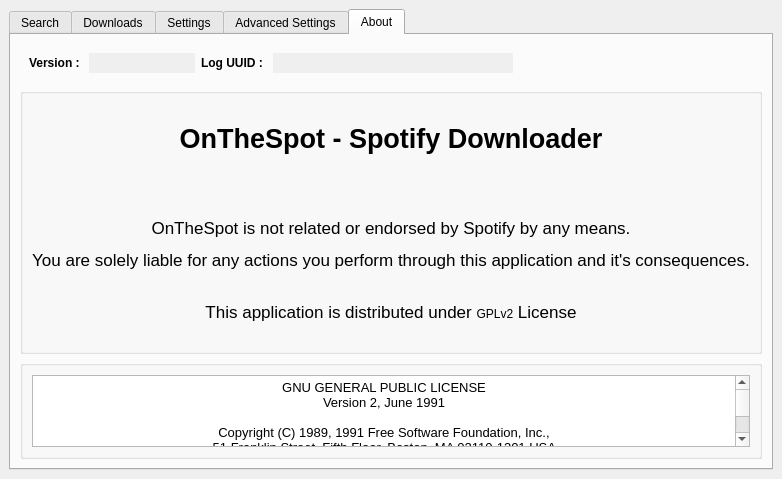
First picture: the form in src/onthespot/gui/qtui/main.ui, repository justin025/onthespot, before the edit.
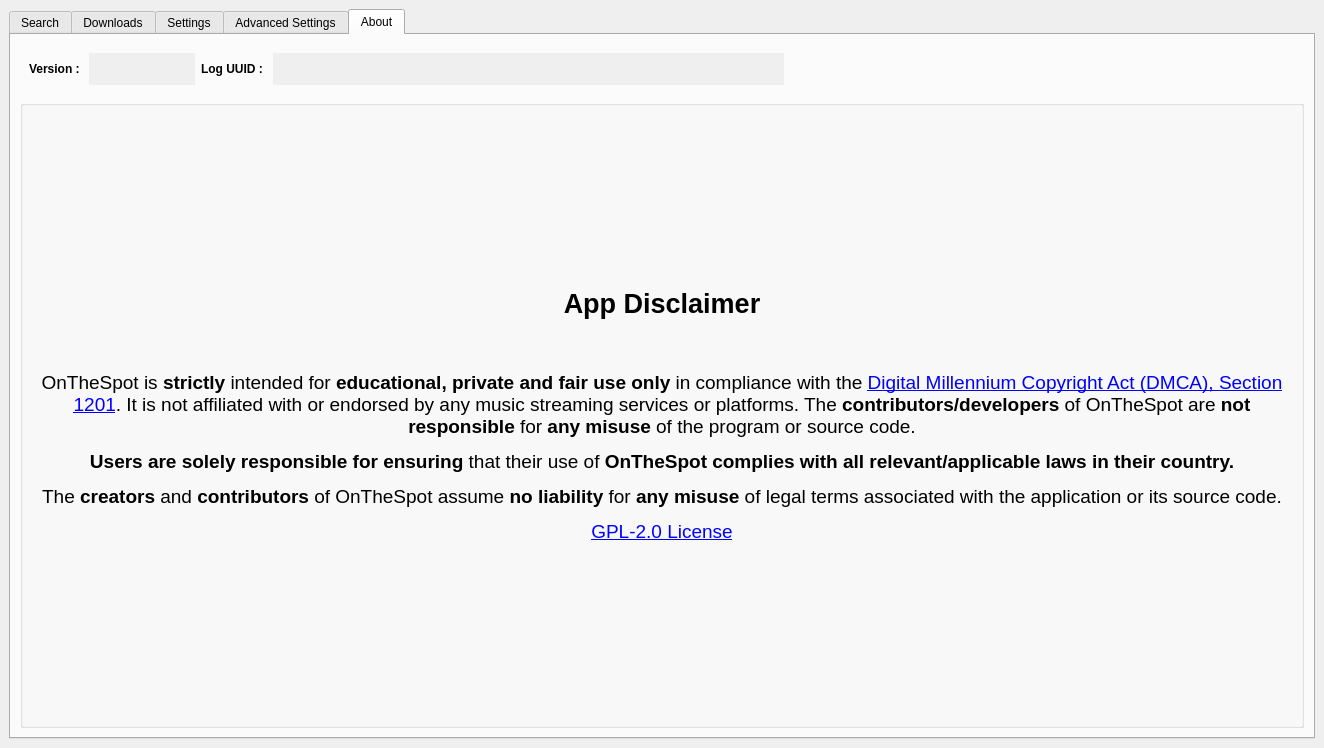
Second picture: the form after the edit. The open tabs and pages were chosen to show the change. Icons and pictures are not drawn.

Diff of the .ui file:
```diff
--- a/src/onthespot/gui/qtui/main.ui
+++ b/src/onthespot/gui/qtui/main.ui
@@ -9,8 +9,8 @@
    <rect>
     <x>0</x>
     <y>0</y>
-    <width>782</width>
-    <height>479</height>
+    <width>1324</width>
+    <height>748</height>
    </rect>
   </property>
   <property name="windowTitle">
@@ -3114,6 +3114,12 @@
             <height>0</height>
            </size>
           </property>
+          <property name="maximumSize">
+           <size>
+            <width>16777215</width>
+            <height>50</height>
+           </size>
+          </property>
           <property name="frameShape">
            <enum>QFrame::NoFrame</enum>
           </property>
@@ -3199,9 +3205,21 @@
           </property>
           <layout class="QVBoxLayout" name="verticalLayout_15">
            <item>
-            <widget class="QLabel" name="label_about">
+            <widget class="QLabel" name="ots_disclaimer_label">
+             <property name="sizePolicy">
+              <sizepolicy hsizetype="Preferred" vsizetype="Preferred">
+               <horstretch>0</horstretch>
+               <verstretch>0</verstretch>
+              </sizepolicy>
+             </property>
              <property name="text">
-              <string>&lt;html&gt;&lt;head/&gt;&lt;body style=&quot;text-align:center; font-size:13pt&quot;&gt;&lt;p&gt;&lt;br/&gt;&lt;span style=&quot; font-size:20pt;&quot;&gt;&lt;strong&gt;OnTheSpot - Spotify Downloader&lt;/strong&gt;&lt;/span&gt;&lt;/p&gt;&lt;p&gt;&lt;br/&gt;&lt;/p&gt;&lt;p&gt;&lt;span&gt;OnTheSpot is not related or endorsed by Spotify by any means.&lt;/span&gt;&lt;/p&gt;&lt;p&gt;&lt;span&gt;You are solely liable for any actions you perform through this application and it's consequences.&lt;/span&gt;&lt;br/&gt;&lt;/p&gt;&lt;p &gt;&lt;span&quot;&gt;This application is distributed under &lt;/span&gt;&lt;span style=&quot;font-size:12px;&quot;&gt;GPLv2&lt;/span&gt;&lt;span&gt; License&lt;/span&gt;&lt;br/&gt;&lt;/p&gt;&lt;/body&gt;&lt;/html&gt;</string>
+              <string>&lt;html&gt;&lt;head/&gt;&lt;body&gt;&lt;p align=&quot;center&quot;&gt;&lt;span style=&quot; font-size:20pt; font-weight:600;&quot;&gt;App Disclaimer&lt;/span&gt;&lt;/p&gt;&lt;p align=&quot;center&quot;&gt;&lt;br/&gt;&lt;/p&gt;&lt;p align=&quot;center&quot;&gt;&lt;span style=&quot; font-size:14pt;&quot;&gt;OnTheSpot is &lt;/span&gt;&lt;span style=&quot; font-size:14pt; font-weight:600;&quot;&gt;strictly &lt;/span&gt;&lt;span style=&quot; font-size:14pt;&quot;&gt;intended for &lt;/span&gt;&lt;span style=&quot; font-size:14pt; font-weight:600;&quot;&gt;educational, private and fair use only &lt;/span&gt;&lt;span style=&quot; font-size:14pt;&quot;&gt;in compliance with the &lt;/span&gt;&lt;a href=&quot;https://www.copyright.gov/dmca/&quot;&gt;&lt;span style=&quot; font-size:14pt; text-decoration: underline; color:#0000ff;&quot;&gt;Digital Millennium Copyright Act (DMCA), Section 1201&lt;/span&gt;&lt;/a&gt;&lt;span style=&quot; font-size:14pt;&quot;&gt;. It is not affiliated with or endorsed by any music streaming services or platforms. The &lt;/span&gt;&lt;span style=&quot; font-size:14pt; font-weight:600;&quot;&gt;contributors/developers &lt;/span&gt;&lt;span style=&quot; font-size:14pt;&quot;&gt;of OnTheSpot are &lt;/span&gt;&lt;span style=&quot; font-size:14pt; font-weight:600;&quot;&gt;not responsible &lt;/span&gt;&lt;span style=&quot; font-size:14pt;&quot;&gt;for &lt;/span&gt;&lt;span style=&quot; font-size:14pt; font-weight:600;&quot;&gt;any misuse &lt;/span&gt;&lt;span style=&quot; font-size:14pt;&quot;&gt;of the program or source code.&lt;/span&gt;&lt;/p&gt;&lt;p align=&quot;center&quot;&gt;&lt;span style=&quot; font-size:14pt; font-weight:600;&quot;&gt;Users are solely responsible for ensuring &lt;/span&gt;&lt;span style=&quot; font-size:14pt;&quot;&gt;that their use of &lt;/span&gt;&lt;span style=&quot; font-size:14pt; font-weight:600;&quot;&gt;OnTheSpot complies with all relevant/applicable laws in their country.&lt;/span&gt;&lt;/p&gt;&lt;p align=&quot;center&quot;&gt;&lt;span style=&quot; font-size:14pt;&quot;&gt;The &lt;/span&gt;&lt;span style=&quot; font-size:14pt; font-weight:600;&quot;&gt;creators &lt;/span&gt;&lt;span style=&quot; font-size:14pt;&quot;&gt;and &lt;/span&gt;&lt;span style=&quot; font-size:14pt; font-weight:600;&quot;&gt;contributors &lt;/span&gt;&lt;span style=&quot; font-size:14pt;&quot;&gt;of OnTheSpot assume &lt;/span&gt;&lt;span style=&quot; font-size:14pt; font-weight:600;&quot;&gt;no liability &lt;/span&gt;&lt;span style=&quot; font-size:14pt;&quot;&gt;for &lt;/span&gt;&lt;span style=&quot; font-size:14pt; font-weight:600;&quot;&gt;any misuse &lt;/span&gt;&lt;span style=&quot; font-size:14pt;&quot;&gt;of legal terms associated with the application or its source code.&lt;/span&gt;&lt;/p&gt;&lt;p align=&quot;center&quot;&gt;&lt;a href=&quot;https://www.gnu.org/licenses/old-licenses/gpl-2.0.en.html#SEC1&quot;&gt;&lt;span style=&quot; font-size:14pt; text-decoration: underline; color:#0000ff;&quot;&gt;GPL-2.0 License&lt;/span&gt;&lt;/a&gt;&lt;/p&gt;&lt;/body&gt;&lt;/html&gt;</string>
+             </property>
+             <property name="scaledContents">
+              <bool>false</bool>
+             </property>
+             <property name="wordWrap">
+              <bool>true</bool>
              </property>
              <property name="openExternalLinks">
               <bool>true</bool>
@@ -3211,41 +3229,6 @@
           </layout>
          </widget>
         </item>
-        <item>
-         <widget class="QGroupBox" name="license_container">
-          <property name="title">
-           <string/>
-          </property>
-          <property name="flat">
-           <bool>true</bool>
-          </property>
-          <layout class="QHBoxLayout" name="horizontalLayout_14">
-           <item>
-            <widget class="QTextEdit" name="text_license">
-             <property name="minimumSize">
-              <size>
-               <width>0</width>
-               <height>0</height>
-              </size>
-             </property>
-             <property name="autoFillBackground">
-              <bool>true</bool>
-             </property>
-             <property name="readOnly">
-              <bool>true</bool>
-             </property>
-             <property name="html">
-              <string>&lt;!DOCTYPE HTML PUBLIC &quot;-//W3C//DTD HTML 4.0//EN&quot; &quot;http://www.w3.org/TR/REC-html40/strict.dtd&quot;&gt;
-&lt;html&gt;&lt;head&gt;&lt;meta name=&quot;qrichtext&quot; content=&quot;1&quot; /&gt;&lt;style type=&quot;text/css&quot;&gt;
-p, li { white-space: pre-wrap; }
-&lt;/style&gt;&lt;/head&gt;&lt;body style=&quot; font-family:'Sans Serif'; font-size:9pt; font-weight:400; font-style:normal;&quot;&gt;
-&lt;p align=&quot;center&quot; style=&quot; margin-top:12px; margin-bottom:12px; margin-left:0px; margin-right:0px; -qt-block-indent:0; text-indent:0px;&quot;&gt;&lt;span style=&quot; font-family:'monospace'; font-size:10pt;&quot;&gt;GNU GENERAL PUBLIC LICENSE&lt;br /&gt;Version 2, June 1991 &lt;br /&gt;&lt;br /&gt;Copyright (C) 1989, 1991 Free Software Foundation, Inc., &lt;br /&gt;51 Franklin Street, Fifth Floor, Boston, MA 02110-1301 USA &lt;br /&gt;Everyone is permitted to copy and distribute verbatim copies &lt;br /&gt;of this license document, but changing it is not allowed. &lt;br /&gt;&lt;br /&gt;Preamble &lt;br /&gt;&lt;br /&gt;The licenses for most software are designed to take away your &lt;br /&gt;freedom to share and change it.  By contrast, the GNU General Public &lt;br /&gt;License is intended to guarantee your freedom to share and change free &lt;br /&gt;software--to make sure the software is free for all its users.  This &lt;br /&gt;General Public License applies to most of the Free Software &lt;br /&gt;Foundation's software and to any other program whose authors commit to &lt;br /&gt;using it.  (Some other Free Software Foundation software is covered by &lt;br /&gt;the GNU Lesser General Public License instead.)  You can apply it to &lt;br /&gt;your programs, too. &lt;br /&gt;&lt;br /&gt;When we speak of free software, we are referring to freedom, not &lt;br /&gt;price.  Our General Public Licenses are designed to make sure that you &lt;br /&gt;have the freedom to distribute copies of free software (and charge for &lt;br /&gt;this service if you wish), that you receive source code or can get it &lt;br /&gt;if you want it, that you can change the software or use pieces of it &lt;br /&gt;in new free programs; and that you know you can do these things. &lt;br /&gt;&lt;br /&gt;To protect your rights, we need to make restrictions that forbid &lt;br /&gt;anyone to deny you these rights or to ask you to surrender the rights. &lt;br /&gt;These restrictions translate to certain responsibilities for you if you &lt;br /&gt;distribute copies of the software, or if you modify it. &lt;br /&gt;&lt;br /&gt;For example, if you distribute copies of such a program, whether &lt;br /&gt;gratis or for a fee, you must give the recipients all the rights that &lt;br /&gt;you have.  You must make sure that they, too, receive or can get the &lt;br /&gt;source code.  And you must show them these terms so they know their &lt;br /&gt;rights. &lt;br /&gt;&lt;br /&gt;We protect your rights with two steps: (1) copyright the software, and &lt;br /&gt;(2) offer you this license which gives you legal permission to copy, &lt;br /&gt;distribute and/or modify the software. &lt;br /&gt;&lt;br /&gt;Also, for each author's protection and ours, we want to make certain &lt;br /&gt;that everyone understands that there is no warranty for this free &lt;br /&gt;software.  If the software is modified by someone else and passed on, we &lt;br /&gt;want its recipients to know that what they have is not the original, so &lt;br /&gt;that any problems introduced by others will not reflect on the original &lt;br /&gt;authors' reputations. &lt;br /&gt;&lt;br /&gt;Finally, any free program is threatened constantly by software &lt;br /&gt;patents.  We wish to avoid the danger that redistributors of a free &lt;br /&gt;program will individually obtain patent licenses, in effect making the &lt;br /&gt;program proprietary.  To prevent this, we have made it clear that any &lt;br /&gt;patent must be licensed for everyone's free use or not licensed at all. &lt;br /&gt;&lt;br /&gt;The precise terms and conditions for copying, distribution and &lt;br /&gt;modification follow. &lt;br /&gt;&lt;br /&gt;GNU GENERAL PUBLIC LICENSE &lt;br /&gt;TERMS AND CONDITIONS FOR COPYING, DISTRIBUTION AND MODIFICATION &lt;br /&gt;&lt;br /&gt;0. This License applies to any program or other work which contains &lt;br /&gt;a notice placed by the copyright holder saying it may be distributed &lt;br /&gt;under the terms of this General Public License.  The &amp;quot;Program&amp;quot;, below, &lt;br /&gt;refers to any such program or work, and a &amp;quot;work based on the Program&amp;quot; &lt;br /&gt;means either the Program or any derivative work under copyright law: &lt;br /&gt;that is to say, a work containing the Program or a portion of it, &lt;br /&gt;either verbatim or with modifications and/or translated into another &lt;br /&gt;language.  (Hereinafter, translation is included without limitation in &lt;br /&gt;the term &amp;quot;modification&amp;quot;.)  Each licensee is addressed as &amp;quot;you&amp;quot;. &lt;br /&gt;&lt;br /&gt;Activities other than copying, distribution and modification are not &lt;br /&gt;covered by this License; they are outside its scope.  The act of &lt;br /&gt;running the Program is not restricted, and the output from the Program &lt;br /&gt;is covered only if its contents constitute a work based on the &lt;br /&gt;Program (independent of having been made by running the Program). &lt;br /&gt;Whether that is true depends on what the Program does. &lt;br /&gt;&lt;br /&gt;1. You may copy and distribute verbatim copies of the Program's &lt;br /&gt;source code as you receive it, in any medium, provided that you &lt;br /&gt;conspicuously and appropriately publish on each copy an appropriate &lt;br /&gt;copyright notice and disclaimer of warranty; keep intact all the &lt;br /&gt;notices that refer to this License and to the absence of any warranty; &lt;br /&gt;and give any other recipients of the Program a copy of this License &lt;br /&gt;along with the Program. &lt;br /&gt;&lt;br /&gt;You may charge a fee for the physical act of transferring a copy, and &lt;br /&gt;you may at your option offer warranty protection in exchange for a fee. &lt;br /&gt;&lt;br /&gt;2. You may modify your copy or copies of the Program or any portion &lt;br /&gt;of it, thus forming a work based on the Program, and copy and &lt;br /&gt;distribute such modifications or work under the terms of Section 1 &lt;br /&gt;above, provided that you also meet all of these conditions: &lt;br /&gt;&lt;br /&gt;a) You must cause the modified files to carry prominent notices &lt;br /&gt;stating that you changed the files and the date of any change. &lt;br /&gt;&lt;br /&gt;b) You must cause any work that you distribute or publish, that in &lt;br /&gt;whole or in part contains or is derived from the Program or any &lt;br /&gt;part thereof, to be licensed as a whole at no charge to all third &lt;br /&gt;parties under the terms of this License. &lt;br /&gt;&lt;br /&gt;c) If the modified program normally reads commands interactively &lt;br /&gt;when run, you must cause it, when started running for such &lt;br /&gt;interactive use in the most ordinary way, to print or display an &lt;br /&gt;announcement including an appropriate copyright notice and a &lt;br /&gt;notice that there is no warranty (or else, saying that you provide &lt;br /&gt;a warranty) and that users may redistribute the program under &lt;br /&gt;these conditions, and telling the user how to view a copy of this &lt;br /&gt;License.  (Exception: if the Program itself is interactive but &lt;br /&gt;does not normally print such an announcement, your work based on &lt;br /&gt;the Program is not required to print an announcement.) &lt;br /&gt;&lt;br /&gt;These requirements apply to the modified work as a whole.  If &lt;br /&gt;identifiable sections of that work are not derived from the Program, &lt;br /&gt;and can be reasonably considered independent and separate works in &lt;br /&gt;themselves, then this License, and its terms, do not apply to those &lt;br /&gt;sections when you distribute them as separate works.  But when you &lt;br /&gt;distribute the same sections as part of a whole which is a work based &lt;br /&gt;on the Program, the distribution of the whole must be on the terms of &lt;br /&gt;this License, whose permissions for other licensees extend to the &lt;br /&gt;entire whole, and thus to each and every part regardless of who wrote it. &lt;br /&gt;&lt;br /&gt;Thus, it is not the intent of this section to claim rights or contest &lt;br /&gt;your rights to work written entirely by you; rather, the intent is to &lt;br /&gt;exercise the right to control the distribution of derivative or &lt;br /&gt;collective works based on the Program. &lt;br /&gt;&lt;br /&gt;In addition, mere aggregation of another work not based on the Program &lt;br /&gt;with the Program (or with a work based on the Program) on a volume of &lt;br /&gt;a storage or distribution medium does not bring the other work under &lt;br /&gt;the scope of this License. &lt;br /&gt;&lt;br /&gt;3. You may copy and distribute the Program (or a work based on it, &lt;br /&gt;under Section 2) in object code or executable form under the terms of &lt;br /&gt;Sections 1 and 2 above provided that you also do one of the following: &lt;br /&gt;&lt;br /&gt;a) Accompany it with the complete corresponding machine-readable &lt;br /&gt;source code, which must be distributed under the terms of Sections &lt;br /&gt;1 and 2 above on a medium customarily used for software interchange; or, &lt;br /&gt;&lt;br /&gt;b) Accompany it with a written offer, valid for at least three &lt;br /&gt;years, to give any third party, for a charge no more than your &lt;br /&gt;cost of physically performing source distribution, a complete &lt;br /&gt;machine-readable copy of the corresponding source code, to be &lt;br /&gt;distributed under the terms of Sections 1 and 2 above on a medium &lt;br /&gt;customarily used for software interchange; or, &lt;br /&gt;&lt;br /&gt;c) Accompany it with the information you received as to the offer &lt;br /&gt;to distribute corresponding source code.  (This alternative is &lt;br /&gt;allowed only for noncommercial distribution and only if you &lt;br /&gt;received the program in object code or executable form with such &lt;br /&gt;an offer, in accord with Subsection b above.) &lt;br /&gt;&lt;br /&gt;The source code for a work means the preferred form of the work for &lt;br /&gt;making modifications to it.  For an executable work, complete source &lt;br /&gt;code means all the source code for all modules it contains, plus any &lt;br /&gt;associated interface definition files, plus the scripts used to &lt;br /&gt;control compilation and installation of the executable.  However, as a &lt;br /&gt;special exception, the source code distributed need not include &lt;br /&gt;anything that is normally distributed (in either source or binary &lt;br /&gt;form) with the major components (compiler, kernel, and so on) of the &lt;br /&gt;operating system on which the executable runs, unless that component &lt;br /&gt;itself accompanies the executable. &lt;br /&gt;&lt;br /&gt;If distribution of executable or object code is made by offering &lt;br /&gt;access to copy from a designated place, then offering equivalent &lt;br /&gt;access to copy the source code from the same place counts as &lt;br /&gt;distribution of the source code, even though third parties are not &lt;br /&gt;compelled to copy the source along with the object code. &lt;br /&gt;&lt;br /&gt;4. You may not copy, modify, sublicense, or distribute the Program &lt;br /&gt;except as expressly provided under this License.  Any attempt &lt;br /&gt;otherwise to copy, modify, sublicense or distribute the Program is &lt;br /&gt;void, and will automatically terminate your rights under this License. &lt;br /&gt;However, parties who have received copies, or rights, from you under &lt;br /&gt;this License will not have their licenses terminated so long as such &lt;br /&gt;parties remain in full compliance. &lt;br /&gt;&lt;br /&gt;5. You are not required to accept this License, since you have not &lt;br /&gt;signed it.  However, nothing else grants you permission to modify or &lt;br /&gt;distribute the Program or its derivative works.  These actions are &lt;br /&gt;prohibited by law if you do not accept this License.  Therefore, by &lt;br /&gt;modifying or distributing the Program (or any work based on the &lt;br /&gt;Program), you indicate your acceptance of this License to do so, and &lt;br /&gt;all its terms and conditions for copying, distributing or modifying &lt;br /&gt;the Program or works based on it. &lt;br /&gt;&lt;br /&gt;6. Each time you redistribute the Program (or any work based on the &lt;br /&gt;Program), the recipient automatically receives a license from the &lt;br /&gt;original licensor to copy, distribute or modify the Program subject to &lt;br /&gt;these terms and conditions.  You may not impose any further &lt;br /&gt;restrictions on the recipients' exercise of the rights granted herein. &lt;br /&gt;You are not responsible for enforcing compliance by third parties to &lt;br /&gt;this License. &lt;br /&gt;&lt;br /&gt;7. If, as a consequence of a court judgment or allegation of patent &lt;br /&gt;infringement or for any other reason (not limited to patent issues), &lt;br /&gt;conditions are imposed on you (whether by court order, agreement or &lt;br /&gt;otherwise) that contradict the conditions of this License, they do not &lt;br /&gt;excuse you from the conditions of this License.  If you cannot &lt;br /&gt;distribute so as to satisfy simultaneously your obligations under this &lt;br /&gt;License and any other pertinent obligations, then as a consequence you &lt;br /&gt;may not distribute the Program at all.  For example, if a patent &lt;br /&gt;license would not permit royalty-free redistribution of the Program by &lt;br /&gt;all those who receive copies directly or indirectly through you, then &lt;br /&gt;the only way you could satisfy both it and this License would be to &lt;br /&gt;refrain entirely from distribution of the Program. &lt;br /&gt;&lt;br /&gt;If any portion of this section is held invalid or unenforceable under &lt;br /&gt;any particular circumstance, the balance of the section is intended to &lt;br /&gt;apply and the section as a whole is intended to apply in other &lt;br /&gt;circumstances. &lt;br /&gt;&lt;br /&gt;It is not the purpose of this section to induce you to infringe any &lt;br /&gt;patents or other property right claims or to contest validity of any &lt;br /&gt;such claims; this section has the sole purpose of protecting the &lt;br /&gt;integrity of the free software distribution system, which is &lt;br /&gt;implemented by public license practices.  Many people have made &lt;br /&gt;generous contributions to the wide range of software distributed &lt;br /&gt;through that system in reliance on consistent application of that &lt;br /&gt;system; it is up to the author/donor to decide if he or she is willing &lt;br /&gt;to distribute software through any other system and a licensee cannot &lt;br /&gt;impose that choice. &lt;br /&gt;&lt;br /&gt;This section is intended to make thoroughly clear what is believed to &lt;br /&gt;be a consequence of the rest of this License. &lt;br /&gt;&lt;br /&gt;8. If the distribution and/or use of the Program is restricted in &lt;br /&gt;certain countries either by patents or by copyrighted interfaces, the &lt;br /&gt;original copyright holder who places the Program under this License &lt;br /&gt;may add an explicit geographical distribution limitation excluding &lt;br /&gt;those countries, so that distribution is permitted only in or among &lt;br /&gt;countries not thus excluded.  In such case, this License incorporates &lt;br /&gt;the limitation as if written in the body of this License. &lt;br /&gt;&lt;br /&gt;9. The Free Software Foundation may publish revised and/or new versions &lt;br /&gt;of the General Public License from time to time.  Such new versions will &lt;br /&gt;be similar in spirit to the present version, but may differ in detail to &lt;br /&gt;address new problems or concerns. &lt;br /&gt;&lt;br /&gt;Each version is given a distinguishing version number.  If the Program &lt;br /&gt;specifies a version number of this License which applies to it and &amp;quot;any &lt;br /&gt;later version&amp;quot;, you have the option of following the terms and conditions &lt;br /&gt;either of that version or of any later version published by the Free &lt;br /&gt;Software Foundation.  If the Program does not specify a version number of &lt;br /&gt;this License, you may choose any version ever published by the Free Software &lt;br /&gt;Foundation. &lt;br /&gt;&lt;br /&gt;10. If you wish to incorporate parts of the Program into other free &lt;br /&gt;programs whose distribution conditions are different, write to the author &lt;br /&gt;to ask for permission.  For software which is copyrighted by the Free &lt;br /&gt;Software Foundation, write to the Free Software Foundation; we sometimes &lt;br /&gt;make exceptions for this.  Our decision will be guided by the two goals &lt;br /&gt;of preserving the free status of all derivatives of our free software and &lt;br /&gt;of promoting the sharing and reuse of software generally. &lt;br /&gt;&lt;br /&gt;NO WARRANTY &lt;br /&gt;&lt;br /&gt;11. BECAUSE THE PROGRAM IS LICENSED FREE OF CHARGE, THERE IS NO WARRANTY &lt;br /&gt;FOR THE PROGRAM, TO THE EXTENT PERMITTED BY APPLICABLE LAW.  EXCEPT WHEN &lt;br /&gt;OTHERWISE STATED IN WRITING THE COPYRIGHT HOLDERS AND/OR OTHER PARTIES &lt;br /&gt;PROVIDE THE PROGRAM &amp;quot;AS IS&amp;quot; WITHOUT WARRANTY OF ANY KIND, EITHER EXPRESSED &lt;br /&gt;OR IMPLIED, INCLUDING, BUT NOT LIMITED TO, THE IMPLIED WARRANTIES OF &lt;br /&gt;MERCHANTABILITY AND FITNESS FOR A PARTICULAR PURPOSE.  THE ENTIRE RISK AS &lt;br /&gt;TO THE QUALITY AND PERFORMANCE OF THE PROGRAM IS WITH YOU.  SHOULD THE &lt;br /&gt;PROGRAM PROVE DEFECTIVE, YOU ASSUME THE COST OF ALL NECESSARY SERVICING, &lt;br /&gt;REPAIR OR CORRECTION. &lt;br /&gt;&lt;br /&gt;12. IN NO EVENT UNLESS REQUIRED BY APPLICABLE LAW OR AGREED TO IN WRITING &lt;br /&gt;WILL ANY COPYRIGHT HOLDER, OR ANY OTHER PARTY WHO MAY MODIFY AND/OR &lt;br /&gt;REDISTRIBUTE THE PROGRAM AS PERMITTED ABOVE, BE LIABLE TO YOU FOR DAMAGES, &lt;br /&gt;INCLUDING ANY GENERAL, SPECIAL, INCIDENTAL OR CONSEQUENTIAL DAMAGES ARISING &lt;br /&gt;OUT OF THE USE OR INABILITY TO USE THE PROGRAM (INCLUDING BUT NOT LIMITED &lt;br /&gt;TO LOSS OF DATA OR DATA BEING RENDERED INACCURATE OR LOSSES SUSTAINED BY &lt;br /&gt;YOU OR THIRD PARTIES OR A FAILURE OF THE PROGRAM TO OPERATE WITH ANY OTHER &lt;br /&gt;PROGRAMS), EVEN IF SUCH HOLDER OR OTHER PARTY HAS BEEN ADVISED OF THE &lt;br /&gt;POSSIBILITY OF SUCH DAMAGES. &lt;br /&gt;&lt;br /&gt;END OF TERMS AND CONDITIONS &lt;br /&gt;&lt;br /&gt;How to Apply These Terms to Your New Programs &lt;br /&gt;&lt;br /&gt;If you develop a new program, and you want it to be of the greatest &lt;br /&gt;possible use to the public, the best way to achieve this is to make it &lt;br /&gt;free software which everyone can redistribute and change under these terms. &lt;br /&gt;&lt;br /&gt;To do so, attach the following notices to the program.  It is safest &lt;br /&gt;to attach them to the start of each source file to most effectively &lt;br /&gt;convey the exclusion of warranty; and each file should have at least &lt;br /&gt;the &amp;quot;copyright&amp;quot; line and a pointer to where the full notice is found. &lt;br /&gt;&lt;br /&gt;&amp;lt;one line to give the program's name and a brief idea of what it does.&amp;gt; &lt;br /&gt;Copyright (C) &amp;lt;year&amp;gt;  &amp;lt;name of author&amp;gt; &lt;br /&gt;&lt;br /&gt;This program is free software; you can redistribute it and/or modify &lt;br /&gt;it under the terms of the GNU General Public License as published by &lt;br /&gt;the Free Software Foundation; either version 2 of the License, or &lt;br /&gt;(at your option) any later version. &lt;br /&gt;&lt;br /&gt;This program is distributed in the hope that it will be useful, &lt;br /&gt;but WITHOUT ANY WARRANTY; without even the implied warranty of &lt;br /&gt;MERCHANTABILITY or FITNESS FOR A PARTICULAR PURPOSE.  See the &lt;br /&gt;GNU General Public License for more details. &lt;br /&gt;&lt;br /&gt;You should have received a copy of the GNU General Public License along &lt;br /&gt;with this program; if not, write to the Free Software Foundation, Inc., &lt;br /&gt;51 Franklin Street, Fifth Floor, Boston, MA 02110-1301 USA. &lt;br /&gt;&lt;br /&gt;Also add information on how to contact you by electronic and paper mail. &lt;br /&gt;&lt;br /&gt;If the program is interactive, make it output a short notice like this &lt;br /&gt;when it starts in an interactive mode: &lt;br /&gt;&lt;br /&gt;Gnomovision version 69, Copyright (C) year name of author &lt;br /&gt;Gnomovision comes with ABSOLUTELY NO WARRANTY; for details type `show w'. &lt;br /&gt;This is free software, and you are welcome to redistribute it &lt;br /&gt;under certain conditions; type `show c' for details. &lt;br /&gt;&lt;br /&gt;The hypothetical commands `show w' and `show c' should show the appropriate &lt;br /&gt;parts of the General Public License.  Of course, the commands you use may &lt;br /&gt;be called something other than `show w' and `show c'; they could even be &lt;br /&gt;mouse-clicks or menu items--whatever suits your program. &lt;br /&gt;&lt;br /&gt;You should also get your employer (if you work as a programmer) or your &lt;br /&gt;school, if any, to sign a &amp;quot;copyright disclaimer&amp;quot; for the program, if &lt;br /&gt;necessary.  Here is a sample; alter the names: &lt;br /&gt;&lt;br /&gt;Yoyodyne, Inc., hereby disclaims all copyright interest in the program &lt;br /&gt;`Gnomovision' (which makes passes at compilers) written by James Hacker. &lt;br /&gt;&lt;br /&gt;&amp;lt;signature of Ty Coon&amp;gt;, 1 April 1989 &lt;br /&gt;Ty Coon, President of Vice &lt;br /&gt;&lt;br /&gt;This General Public License does not permit incorporating your program into &lt;br /&gt;proprietary programs.  If your program is a subroutine library, you may &lt;br /&gt;consider it more useful to permit linking proprietary applications with the &lt;br /&gt;library.  If this is what you want to do, use the GNU Lesser General &lt;br /&gt;Public License instead of this License.&lt;/span&gt;&lt;/p&gt;&lt;/body&gt;&lt;/html&gt;</string>
-             </property>
-            </widget>
-           </item>
-          </layout>
-         </widget>
-        </item>
        </layout>
       </widget>
      </widget>
```
Left out of the diff: 10 changed lines with no effect on the pictures.
